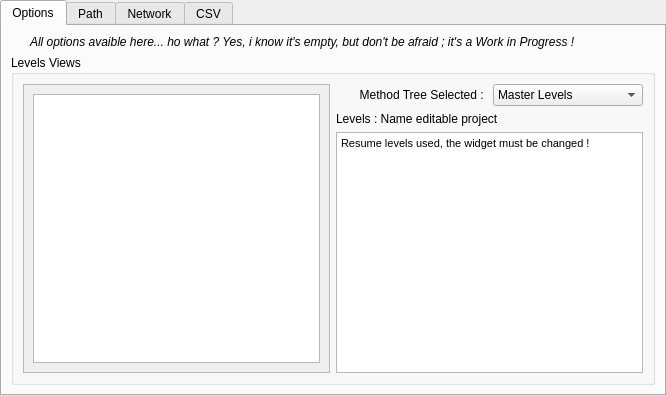
Above: BatchLightUE4/Views/WindowsSetupView.ui from shenyu0403/BatchBuildLightUE4 before the change. Below: the same form after it.
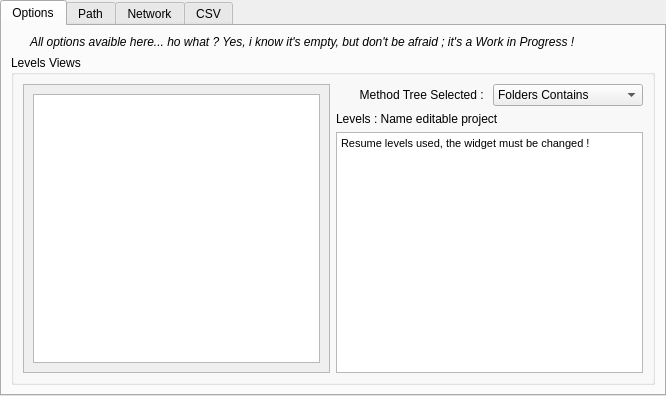
That is the form after the change. Icons and pictures are not drawn.

Commit message: Edit the tabview, generate the tree view with the combo list, need to be improve

```diff
--- a/BatchLightUE4/Views/WindowsSetupView.ui
+++ b/BatchLightUE4/Views/WindowsSetupView.ui
@@ -114,7 +114,12 @@
               </widget>
              </item>
              <item>
-              <widget class="QComboBox" name="comboBox">
+              <widget class="QComboBox" name="algoTreeView">
+               <item>
+                <property name="text">
+                 <string extracomment="Use the algo with all levels inside the master name = folder base">Folders Contains</string>
+                </property>
+               </item>
                <item>
                 <property name="text">
                  <string>Master Levels</string>
```
Left out of the diff: 7 changed lines with no effect on the pictures. The commit also changes 2 other files.
